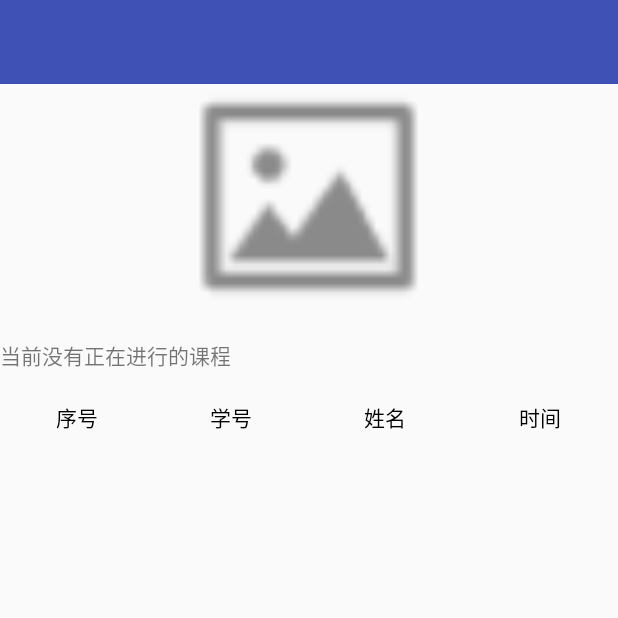
After one commit to huangshangi/SmartSchooli, an Android app: the FcTeacherActivity screen opened directly, with no data from a screen before it, on a phone screen of 412 x 824 dp, the top half of it. The commit adds this screen. Run offline under Robolectric (Android 15) with nearby library versions, the phone set to English and light mode, and no system bars; libraries missing offline, so code that uses them is left out: com.xys.libzxing; 1 statement that could not run was skipped.

Commit message:
生成二维码

```diff
--- a/app/src/main/AndroidManifest.xml
+++ b/app/src/main/AndroidManifest.xml
@@ -40,10 +40,8 @@
         </activity>
         <activity android:name=".PhotoSelector" />
         <activity android:name=".Z_MainActivity" />
-        <activity android:name=".CeshiActivity">
-
-
-        </activity>
+        <activity android:name=".CeshiActivity"></activity>
+        <activity android:name=".FcTeacherActivity"></activity>
     </application>
 
 </manifest>
--- /dev/null
+++ b/app/src/main/java/com/smartschool/smartschooli/FcTeacherActivity.java
@@ -0,0 +1,94 @@
+package com.smartschool.smartschooli;
+
+import android.graphics.Bitmap;
+import android.support.v7.app.AppCompatActivity;
+import android.os.Bundle;
+import android.widget.Button;
+import android.widget.ImageView;
+import android.widget.ListView;
+import android.widget.TextView;
+
+import com.xys.libzxing.zxing.encoding.EncodingUtils;
+
+import java.lang.reflect.Array;
+import java.util.ArrayList;
+import java.util.List;
+
+import bean.Class_Bean;
+import utils.Util;
+
+public class FcTeacherActivity extends AppCompatActivity {
+
+    int height=150;//生成二维码的高 dp
+
+    int width=150;//生成二维码的宽  dp
+
+    ArrayList<Class_Bean> list;//储存本周课程
+
+    ImageView imageView;//显示二维码的图片
+
+    TextView textView;//显示课程信息
+
+    ListView listView;//
+
+    Class_Bean bean;//储存当前课程信息
+
+    @Override
+    protected void onCreate(Bundle savedInstanceState) {
+        super.onCreate(savedInstanceState);
+        setContentView(R.layout.fragment_class_teacher_layout);
+        //检查当前是否有权限生成二维码
+        bean=checkFlag();
+        initViews();
+        initEvents();
+    }
+
+
+    private void initViews(){
+        imageView=(ImageView)findViewById(R.id.fragment_class_teacher_layout_imageView);
+
+        textView=(TextView)findViewById(R.id.fragment_class_teacher_layout_textView);
+
+        listView=(ListView)findViewById(R.id.fragment_class_teacher_layout_listView);
+    }
+
+
+    private void initEvents(){
+        if(bean==null){
+            textView.setText("当前没有正在进行的课程");
+        }else{
+            Bitmap bitmap=createQR();
+            textView.setText("当前正在进行的课程:"+bean.getName()+"   "+bean.getAddress());
+        }
+    }
+
+    private Bitmap createQR(){
+        String message=bean.getcNO()+"!"+bean.getCourseNumber()+"!"+Util.getInstance().getCurrentWeek()+"!"+bean.getDay();
+        Bitmap bitmap=EncodingUtils.createQRCode(message,Util.getInstance().dp2px(width), Util.getInstance().dp2px(height),null);
+        return bitmap;
+    }
+
+    private Class_Bean checkFlag(){
+
+
+        int currentClass= Util.getInstance().getClassNumber();
+
+        int currentDay=Util.getInstance().getCurrentDay();
+
+        int currentWeek=Util.getInstance().getCurrentWeek();
+
+        for(int i=0;i<list.size();i++){
+            Class_Bean bean=list.get(i);
+            if(currentWeek<=bean.getWeekto()&&currentWeek>=bean.getWeekfrom()){
+                if(currentDay==bean.getDay()){
+                    if(currentClass<=bean.getTo()&&currentClass>=bean.getFrom()){
+                        return bean;
+                    }
+                }
+            }
+        }
+
+
+        return null;
+    }
+}
--- a/app/src/main/java/com/smartschool/smartschooli/RegisterActivity.java
+++ b/app/src/main/java/com/smartschool/smartschooli/RegisterActivity.java
@@ -46,7 +46,7 @@ public class RegisterActivity extends AppCompatActivity {
 
         text_pass2=(EditText)findViewById(R.id.register_pass2);
 
-        button_register=(Button)findViewById(R.id.button_register);
+        button_register=(Button)findViewById(R.id.register_button);
 
         checkBox_repair=(CheckBox)findViewById(R.id.kind_repairer);
 
--- a/app/src/main/java/listener/Fragment_class_Listener.java
+++ b/app/src/main/java/listener/Fragment_class_Listener.java
@@ -1,10 +1,12 @@
 package listener;
 
+import java.sql.Array;
+import java.util.ArrayList;
 import java.util.List;
 
 import bean.Class_Bean;
 
 //获取课程信息成功后回调该方法
 public interface Fragment_class_Listener {
-    public void getClassDown(List<Class_Bean> list);
+    public void getClassDown(ArrayList<Class_Bean> list);
 }
--- a/app/src/main/java/utils/Util.java
+++ b/app/src/main/java/utils/Util.java
@@ -70,9 +70,9 @@ public class Util {
 
     //将原生list<Class_Bean>转化为每周专属的list
     //list->原生list  week->当前要显示的周数
-    public List<Class_Bean> getRealList(List<Class_Bean>list,int week){
+    public ArrayList<Class_Bean> getRealList(List<Class_Bean>list,int week){
 
-        List<Class_Bean> result_list=new ArrayList<>();
+        ArrayList<Class_Bean> result_list=new ArrayList<>();
 
         for(Class_Bean bean:list){
 
@@ -138,6 +138,17 @@ public class Util {
         return currentWeek;
     }
 
+    //得到今天是周几   周日 ->7
+    public int getCurrentDay(){
+        Calendar calendar=Calendar.getInstance();
+        calendar.setTime(new Date());
+        int result=calendar.get(Calendar.DAY_OF_WEEK)-1;
+        if(result==0){
+            return 7;
+        }else{
+            return result;
+        }
+    }
     //得到某个日期所处周数
     private int getWeek(int year,int month,int day){
         Calendar calendar1=Calendar.getInstance();
@@ -183,4 +194,104 @@ public class Util {
         return date;
     }
 
+
+    /*得到当前处于第几节课
+    *   假设上课时间
+    *   1-2  08:00-09:50
+    *   3-4  10:00-11:50
+    *   5-6  13:00-14:50
+    *   7-8  15:00-16:50
+    *   9-10 18:00-19:50
+     */
+    public int getClassNumber(){
+
+        Calendar calendar=Calendar.getInstance();
+
+        calendar.setTime(new Date());
+
+        int hour=calendar.get(Calendar.HOUR_OF_DAY);
+
+        int minute=calendar.get(Calendar.MINUTE);
+
+        int second=calendar.get(Calendar.SECOND);
+
+        if(hour<8||hour>=20){
+            return 0;
+        }else if(hour>=8&&hour<10){
+            if(hour==9&&minute>50){
+                return 0;
+            }else if(hour==8) {
+                return 1;
+            }else{
+                return 2;
+            }
+        }else if(hour>=10&&hour<12){
+            if(hour==11&&minute>50){
+                return 0;
+            }else if(hour==10) {
+                return 3;
+            }else{
+                return 4;
+            }
+        }else if(hour>=13&&hour<15){
+            if(hour==14&&minute>50){
+                return 0;
+            }else if(hour==13) {
+                return 5;
+            }else{
+                return 6;
+            }
+        }else if(hour>=15&&hour<17){
+            if(hour==16&&minute>50){
+                return 0;
+            }else if(hour==15) {
+                return 7;
+            }else{
+                return 8;
+            }
+        }else if(hour>=18&&hour<20){
+            if(hour==19&&minute>50){
+                return 0;
+            }else if(hour==18) {
+                return 9;
+            }else{
+                return 10;
+            }
+        }
+
+        return 0;
+    }
+
+    //得到当前时间  返回格式 08:00:00
+    public String getCurrentTime(){
+        Calendar calendar=Calendar.getInstance();
+        calendar.setTime(new Date());
+
+        String result="";
+        int hour=calendar.get(Calendar.HOUR_OF_DAY);
+
+        int minute=calendar.get(Calendar.MINUTE);
+
+        int second=calendar.get(Calendar.SECOND);
+
+        if(hour/10==0){
+            result+="0"+hour+":";
+        }else{
+            result+=hour+":";
+        }
+
+        if(minute/10==0){
+            result+="0"+minute+":";
+        }else{
+            result+=minute+":";
+        }
+
+        if(second/10==0){
+            result+="0"+second;
+        }else{
+            result+=second;
+        }
+
+        return result;
+    }
 }
--- a/app/src/main/res/layout/fragment_class_add_pop.xml
+++ b/app/src/main/res/layout/fragment_class_add_pop.xml
@@ -4,4 +4,5 @@
     android:layout_width="wrap_content"
     android:layout_height="wrap_content">
 
+
 </LinearLayout>
--- a/app/src/main/res/layout/fragment_class_layout.xml
+++ b/app/src/main/res/layout/fragment_class_layout.xml
@@ -34,9 +34,10 @@
 
 
         <ImageView
-
+            android:id="@+id/fragment_class_imageView_add"
             android:layout_width="wrap_content"
-            android:layout_height="match_parent"
+            android:layout_height="wrap_content"
+            android:layout_centerVertical="true"
             android:layout_alignParentRight="true"
             android:paddingRight="10dp"
             android:src="@drawable/fragment_class_add" />
--- /dev/null
+++ b/app/src/main/res/layout/fragment_class_teacher_layout.xml
@@ -0,0 +1,86 @@
+<?xml version="1.0" encoding="utf-8"?>
+<LinearLayout xmlns:android="http://schemas.android.com/apk/res/android"
+    xmlns:app="http://schemas.android.com/apk/res-auto"
+    android:orientation="vertical"
+    android:layout_width="match_parent"
+    android:layout_height="match_parent">
+
+    <android.support.v7.widget.Toolbar
+        android:id="@+id/fragment_class_teacher_layout_toolbar"
+        android:layout_width="match_parent"
+        android:layout_height="?attr/actionBarSize"
+        android:background="?attr/colorPrimary"
+        android:theme="@style/ThemeOverlay.AppCompat.Dark.ActionBar"
+        app:popupTheme="@style/ThemeOverlay.AppCompat.Light"/>
+
+
+    <ImageView
+        android:scaleType="centerCrop"
+        android:id="@+id/fragment_class_teacher_layout_imageView"
+        android:src="@drawable/nopicture"
+        android:layout_gravity="center"
+        android:layout_width="150dp"
+        android:layout_height="150dp" />
+
+    <TextView
+        android:layout_marginTop="20dp"
+        android:id="@+id/fragment_class_teacher_layout_textView"
+
+        android:text="二维码内包含课程信息"
+        android:layout_width="wrap_content"
+        android:layout_height="wrap_content" />
+
+
+    <LinearLayout
+        android:layout_marginTop="20dp"
+        android:orientation="horizontal"
+        android:layout_width="match_parent"
+        android:layout_height="wrap_content">
+
+        <TextView
+            android:text="序号"
+            android:gravity="center"
+            android:textColor="@color/black"
+            android:layout_width="0dp"
+            android:layout_weight="1"
+            android:layout_height="wrap_content"
+            />
+
+        <TextView
+            android:text="学号"
+            android:gravity="center"
+            android:textColor="@color/black"
+            android:layout_width="0dp"
+            android:layout_weight="1"
+            android:layout_height="wrap_content"
+            />
+
+        <TextView
+            android:text="姓名"
+            android:gravity="center"
+            android:textColor="@color/black"
+            android:layout_width="0dp"
+            android:layout_weight="1"
+            android:layout_height="wrap_content"
+            />
+
+        <TextView
+            android:text="时间"
+            android:gravity="center"
+            android:textColor="@color/black"
+            android:layout_width="0dp"
+            android:layout_weight="1"
+            android:layout_height="wrap_content"
+            />
+    </LinearLayout>
+
+        <ListView
+            android:id="@+id/fragment_class_teacher_layout_listView"
+            android:layout_width="match_parent"
+            android:layout_height="wrap_content"/>
+
+
+
+
+
+</LinearLayout>
```
Also changed, not shown: app/src/main/java/bean/Class_Bean.java (+24 -1 lines), app/src/main/java/bean/Person_Bean.java (+10 -0 lines), app/src/main/java/bean/Qiandao_Bean.java (added, +68 -0 lines), app/src/main/java/com/smartschool/smartschooli/SplashActivity.java (+12 -7 lines), app/src/main/java/fragments/Fragment_class.java (+73 -2 lines), app/src/main/java/utils/NetworkLoader.java (+75 -8 lines), app/src/main/res/layout/fragment_class_add_pop_student.xml (added, +18 -0 lines), app/src/main/res/layout/fragment_class_add_pop_teacher.xml (added, +18 -0 lines), app/src/main/res/layout/fragment_class_teacher_layout_listview_item.xml (added, +42 -0 lines), app/src/main/res/drawable/nopicture.png (added).
